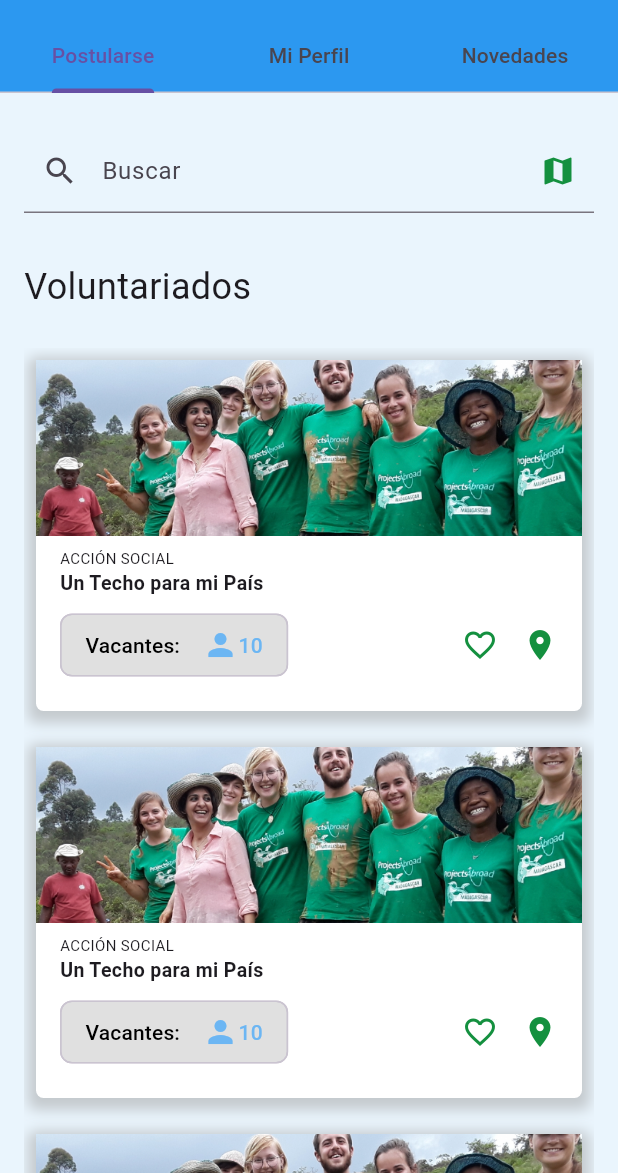
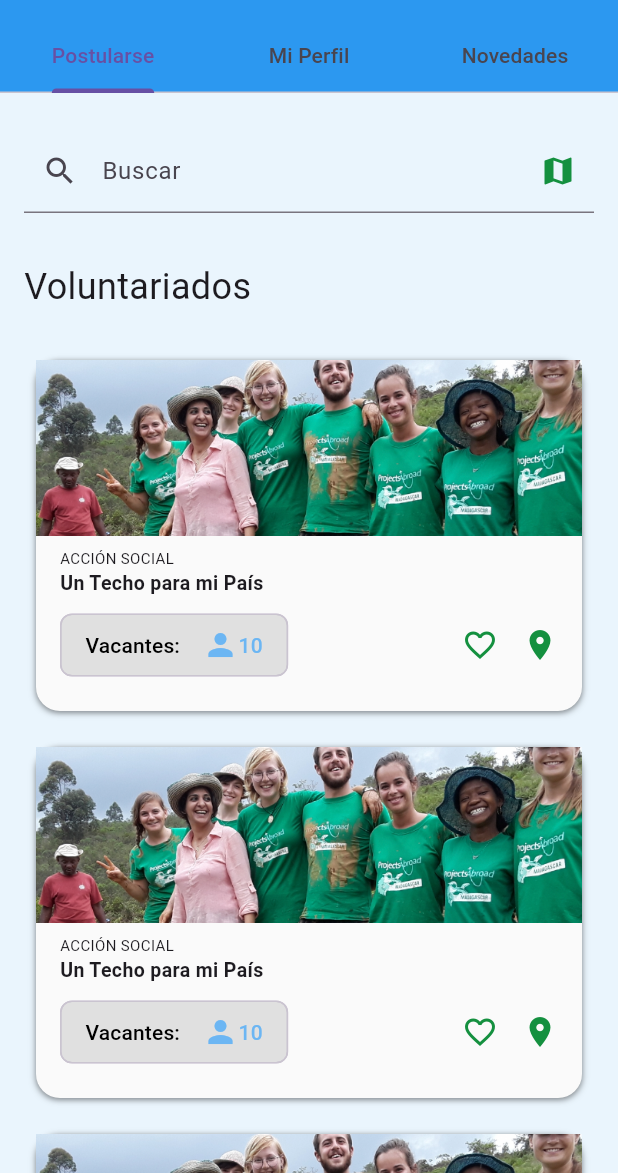
Before and after one commit to anitacruz/equipo_estrella, a Flutter app: the screen it shows after launch, on a phone screen of 412 x 824 dp, the part 63-1236 px from its top. Run offline on Flutter 3.47's test engine with Material 2 defaults, Android fonts, the phone set to English and light mode, and no system bars.

Commit message:
feat: shadows

```diff
--- /dev/null
+++ b/lib/shadows.dart
@@ -0,0 +1,67 @@
+import 'package:flutter/material.dart';
+import 'colors.dart';
+
+//TODO: try to modularize
+class ManosShadows {
+  static BoxDecoration shadow1 = BoxDecoration(
+    borderRadius: BorderRadius.circular(16.0),
+    color: ManosColors
+        .neutral10, // You can use the specific color code or a variable if defined.
+    boxShadow: const [
+      BoxShadow(
+        offset: Offset(0, 1),
+        blurRadius: 3,
+        spreadRadius: 1,
+        color: Color.fromRGBO(0, 0, 0, 0.15),
+      ),
+      BoxShadow(
+        offset: Offset(0, 1),
+        blurRadius: 2,
+        spreadRadius: 0,
+        color: Color.fromRGBO(0, 0, 0, 0.30),
+      ),
+    ],
+  );
+  // Your widget content here
+
+  static BoxDecoration shadow2 = BoxDecoration(
+    borderRadius: BorderRadius.circular(16.0),
+    color: ManosColors
+        .neutral10, // You can use the specific color code or a variable if defined.
+    boxShadow: const [
+      BoxShadow(
+        offset: Offset(0, 2),
+        blurRadius: 6,
+        spreadRadius: 2,
+        color: Color.fromRGBO(0, 0, 0, 0.15),
+      ),
+      BoxShadow(
+        offset: Offset(0, 1),
+        blurRadius: 2,
+        spreadRadius: 0,
+        color: Color.fromRGBO(0, 0, 0, 0.30),
+      ),
+    ],
+  );
+
+  static BoxDecoration shadow3 = BoxDecoration(
+    borderRadius: BorderRadius.circular(16.0),
+    color: ManosColors
+        .neutral10, // You can use the specific color code or a variable if defined.
+    boxShadow: const [
+      BoxShadow(
+        offset: Offset(0, 4),
+        blurRadius: 4,
+        spreadRadius: 0,
+        color: Color.fromRGBO(0, 0, 0, 0.30),
+      ),
+      BoxShadow(
+        offset: Offset(0, 8),
+        blurRadius: 12,
+        spreadRadius: 6,
+        color: Color.fromRGBO(0, 0, 0, 0.15),
+      ),
+    ],
+  );
+
+}
--- a/lib/widgets/volunteer_card.dart
+++ b/lib/widgets/volunteer_card.dart
@@ -1,4 +1,5 @@
 import 'package:equipo_estrella/colors.dart';
+import 'package:equipo_estrella/shadows.dart';
 import 'package:equipo_estrella/widgets/volunteer_card_description.dart';
 import 'package:flutter/material.dart';
 
@@ -12,17 +13,7 @@
             height: 234,
             alignment: Alignment.center,
             margin: const EdgeInsets.only(bottom: 24),
-            decoration: BoxDecoration(
-                color: ManosColors.neutral100,
-                borderRadius: const BorderRadius.all(Radius.circular(5)),
-                boxShadow: [
-                  // TODO: implement the shadow widgets
-                  BoxShadow(
-                      color: Colors.grey.withOpacity(0.5),
-                      spreadRadius: 5,
-                      blurRadius: 7,
-                      offset: const Offset(0, 3))
-                ]),
+            decoration: ManosShadows.shadow1,
             child: Expanded(
               child: Column(children: [
                 Expanded(
```
